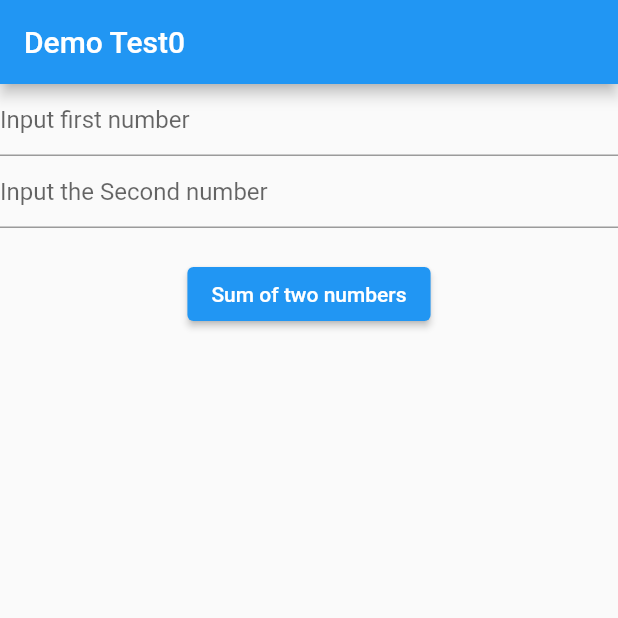
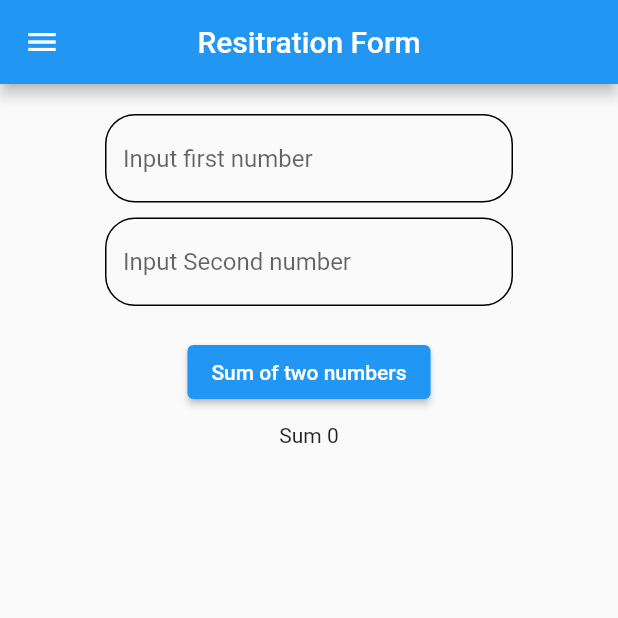
Before and after one commit to AnuLoveCoding/dbHelper, a Flutter app: the screen it shows after launch, on a phone screen of 412 x 824 dp, the top half of it. Run offline on Flutter 3.47's test engine with Material 2 defaults, Android fonts, the phone set to English and light mode, and no system bars; our stand-ins replace sqflite; accounts and stored records are empty.

Commit message:
"dbhelper_registrationform"

```diff
--- a/lib/InputAndOutputQuestions.dart
+++ b/lib/InputAndOutputQuestions.dart
@@ -8,31 +8,55 @@ class Input extends StatefulWidget {
 }
 
 class _InputState extends State<Input> {
+  var text1 = TextEditingController();
+  var text2 = TextEditingController();
+  var c = 0;
   @override
   Widget build(BuildContext context) {
     return Scaffold(
+      drawer: Drawer(),
       appBar: AppBar(
-        title: Text('Demo Test0'),
+        // leading: Icon(Icons.arrow_back_ios),
+        title: Text('Resitration Form'),
+        centerTitle: true,
       ),
-
       body: Container(
+        padding: EdgeInsets.all(20.0),
+        margin: EdgeInsets.symmetric(horizontal: 50.0),
         child: Column(
+          mainAxisAlignment: MainAxisAlignment.start,
+          crossAxisAlignment: CrossAxisAlignment.center,
           children: [
             TextField(
+              controller: text1,
               decoration: InputDecoration(
+                enabledBorder: OutlineInputBorder(
+                  borderRadius: BorderRadius.all(Radius.circular(20.0))
+                ),
                 hintText: 'Input first number',
               ),
             ),
+            SizedBox(height: 10.0,),
             TextField(
+              controller: text2,
               decoration: InputDecoration(
-                hintText: 'Input the Second number'
+                enabledBorder: OutlineInputBorder(
+                  borderRadius: BorderRadius.all(Radius.circular(20.0))
+                ),
+                hintText: 'Input Second number'
               ),
             ),
             SizedBox(height: 20.0,),
             ElevatedButton(onPressed: (){
 
+              setState(() {
+               c = int.parse(text1.text) * int.parse(text2.text);
+              });
+
               }, child: Text('Sum of two numbers'),
             ),
+            SizedBox(height: 10.0,),
+            Text('Sum $c'),
           ],
         ),
       ),
```
Also changed, not shown: lib/DbHelper.dart (added, +65 -0 lines), lib/Signupform.dart (added, +80 -0 lines), pubspec.yaml (+5 -2 lines), pubspec.lock, 1 other file.
